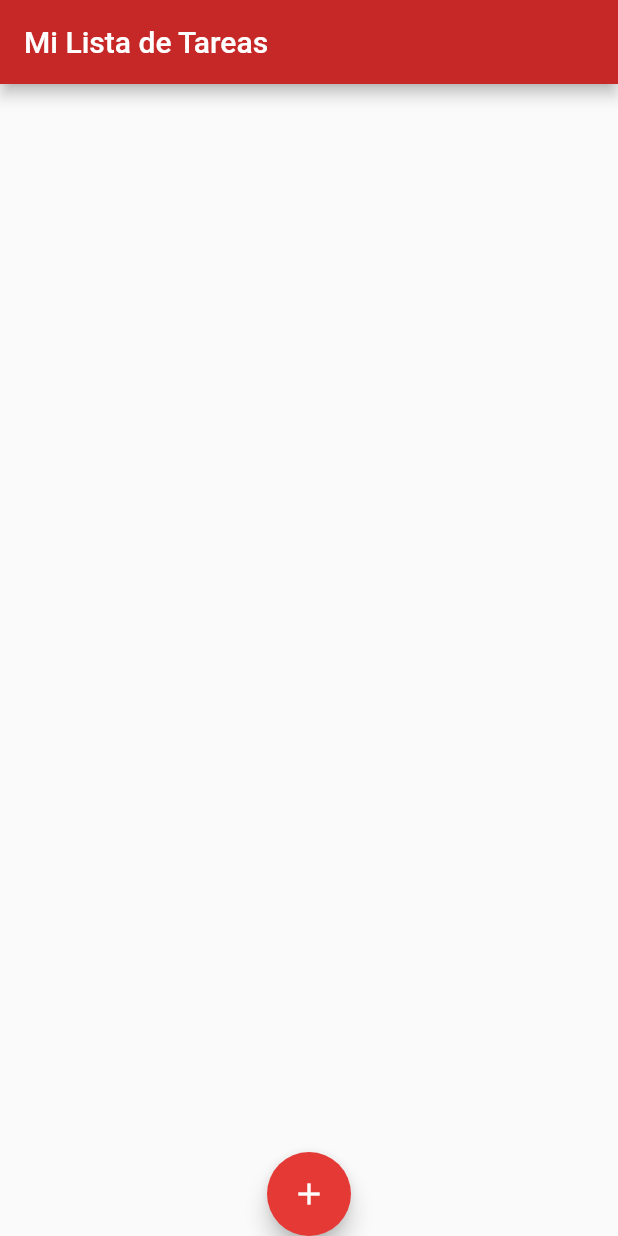
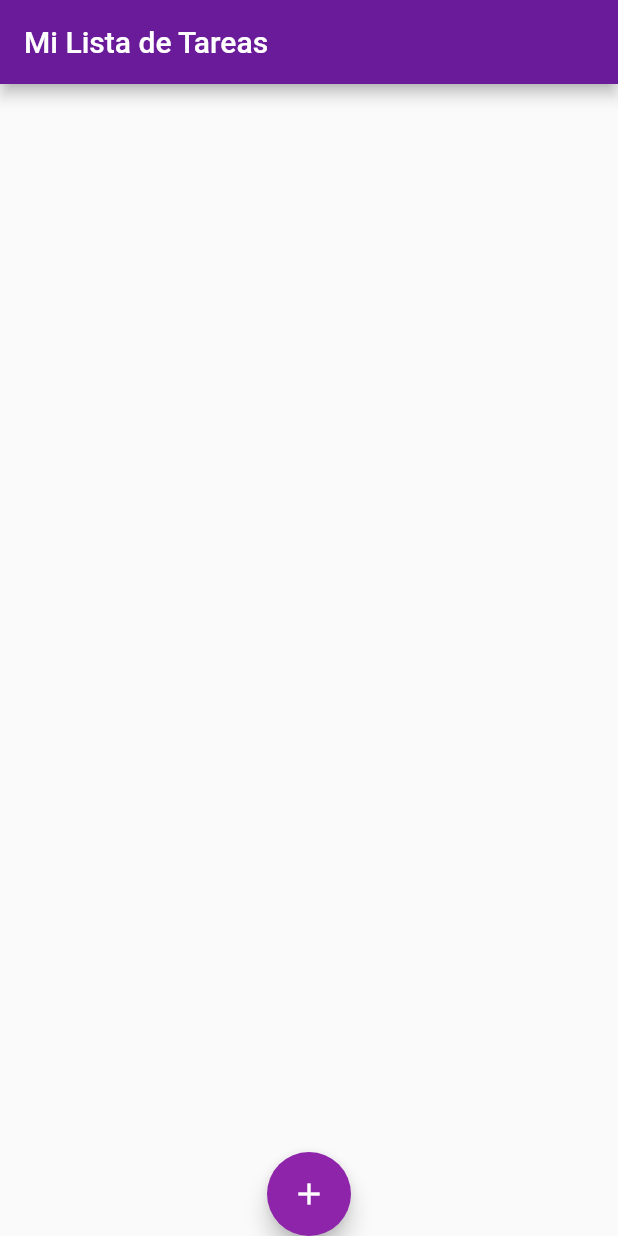
Before and after one commit to dmarquez83/todoList, a Flutter app: the screen it shows after launch, on a phone screen of 412 x 824 dp. Run offline on Flutter 3.47's test engine with Material 2 defaults, Android fonts, the phone set to English and light mode, and no system bars.

Commit message:
feat÷ update color

```diff
--- a/lib/main.dart
+++ b/lib/main.dart
@@ -11,8 +11,8 @@ class MyApp extends StatelessWidget {
         debugShowCheckedModeBanner: false,
         title: 'Mi Lista de tareas Ckeck',
         theme: ThemeData(
-          primaryColor: Colors.red.shade800,
-          accentColor: Colors.red.shade600,
+          primaryColor: Colors.purple.shade800,
+          accentColor: Colors.purple.shade600,
         ),
         home: TodoListScreen());
   }
```
